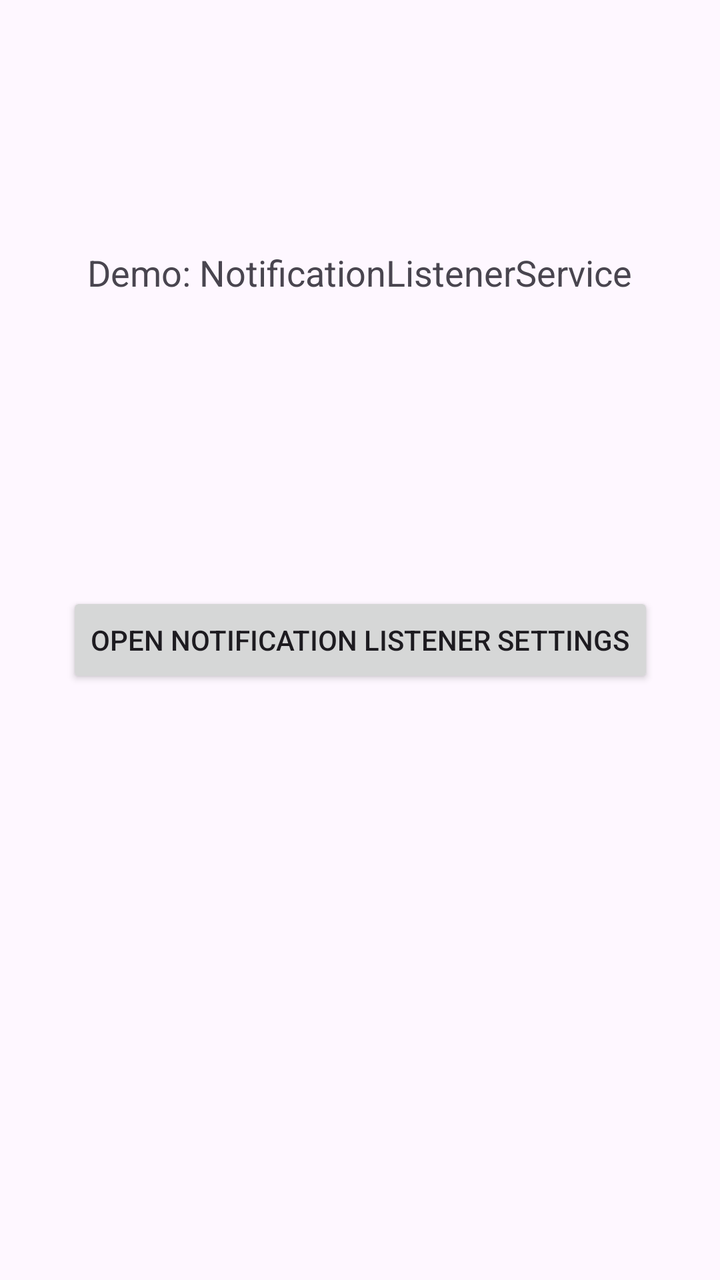
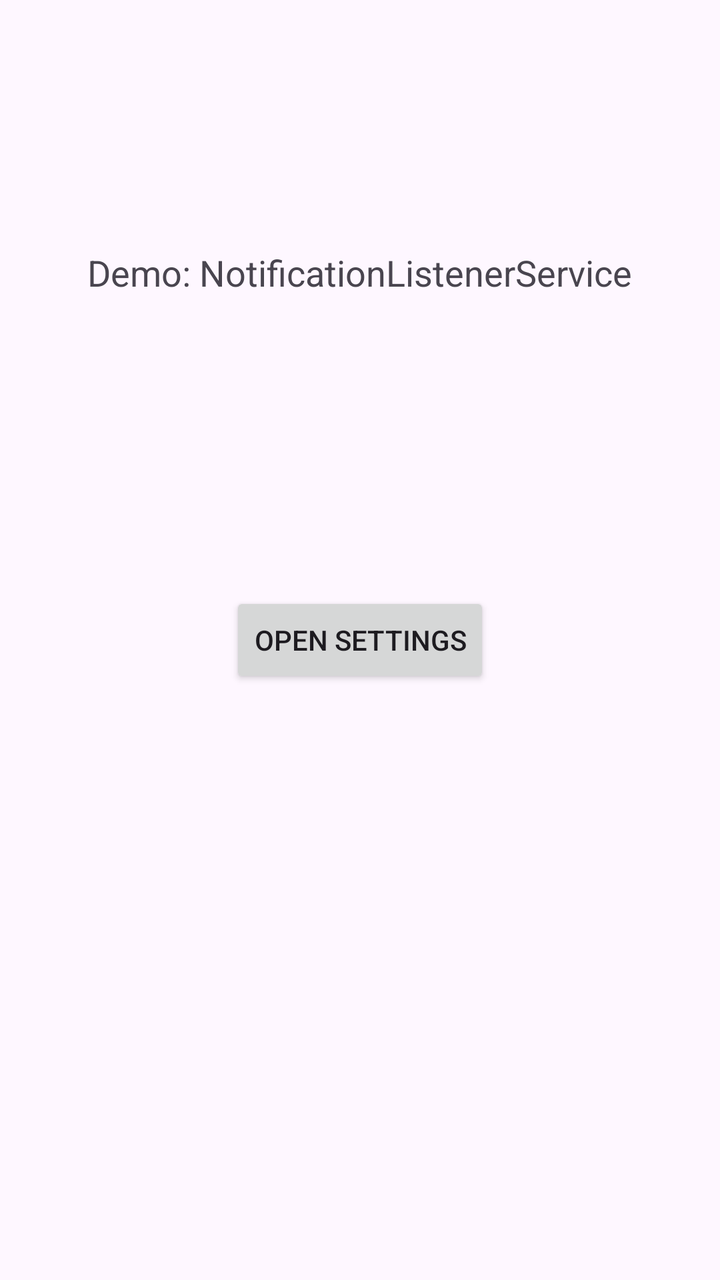

Two renders of the same Android screen: before a commit and after it. Below are the layout's source before the change and the commit's diff.
<!-- AndroidManifest.xml: application theme Theme.Notificationlistenerdemonstration -->
<!-- res/layout/activity_main.xml -->
<?xml version="1.0" encoding="utf-8"?>
<androidx.constraintlayout.widget.ConstraintLayout xmlns:android="http://schemas.android.com/apk/res/android"
    xmlns:app="http://schemas.android.com/apk/res-auto"
    xmlns:tools="http://schemas.android.com/tools"
    android:id="@+id/main"
    android:layout_width="match_parent"
    android:layout_height="match_parent"
    tools:context=".MainActivity">

    <TextView
        android:layout_width="wrap_content"
        android:layout_height="wrap_content"
        android:paddingBottom="24dp"
        android:text="Demo: NotificationListenerService"
        android:textSize="18sp"
        app:layout_constraintBottom_toTopOf="@+id/btn_open_settings"
        app:layout_constraintEnd_toEndOf="parent"
        app:layout_constraintStart_toStartOf="parent"
        app:layout_constraintTop_toTopOf="parent" />

    <Button
        android:id="@+id/btn_open_settings"
        android:layout_width="wrap_content"
        android:layout_height="wrap_content"
        android:text="Open Notification Listener Settings"
        app:layout_constraintBottom_toBottomOf="parent"
        app:layout_constraintEnd_toEndOf="parent"
        app:layout_constraintStart_toStartOf="parent"
        app:layout_constraintTop_toTopOf="parent" />

</androidx.constraintlayout.widget.ConstraintLayout>
<!-- resources referenced by this layout -->
<resources>
  <style name="Theme.Notificationlistenerdemonstration" parent="Base.Theme.Notificationlistenerdemonstration" />
  <style name="Base.Theme.Notificationlistenerdemonstration" parent="Theme.Material3.DayNight.NoActionBar">
          
          
      </style>
</resources>

<!-- the commit's change to res/layout/activity_main.xml (unified diff, before → after) -->
@@ -13,16 +13,16 @@
         android:paddingBottom="24dp"
         android:text="Demo: NotificationListenerService"
         android:textSize="18sp"
-        app:layout_constraintBottom_toTopOf="@+id/btn_open_settings"
+        app:layout_constraintBottom_toTopOf="@+id/settingsButton"
         app:layout_constraintEnd_toEndOf="parent"
         app:layout_constraintStart_toStartOf="parent"
         app:layout_constraintTop_toTopOf="parent" />
 
     <Button
-        android:id="@+id/btn_open_settings"
+        android:id="@+id/settingsButton"
         android:layout_width="wrap_content"
         android:layout_height="wrap_content"
-        android:text="Open Notification Listener Settings"
+        android:text="Open Settings"
         app:layout_constraintBottom_toBottomOf="parent"
         app:layout_constraintEnd_toEndOf="parent"
         app:layout_constraintStart_toStartOf="parent"
